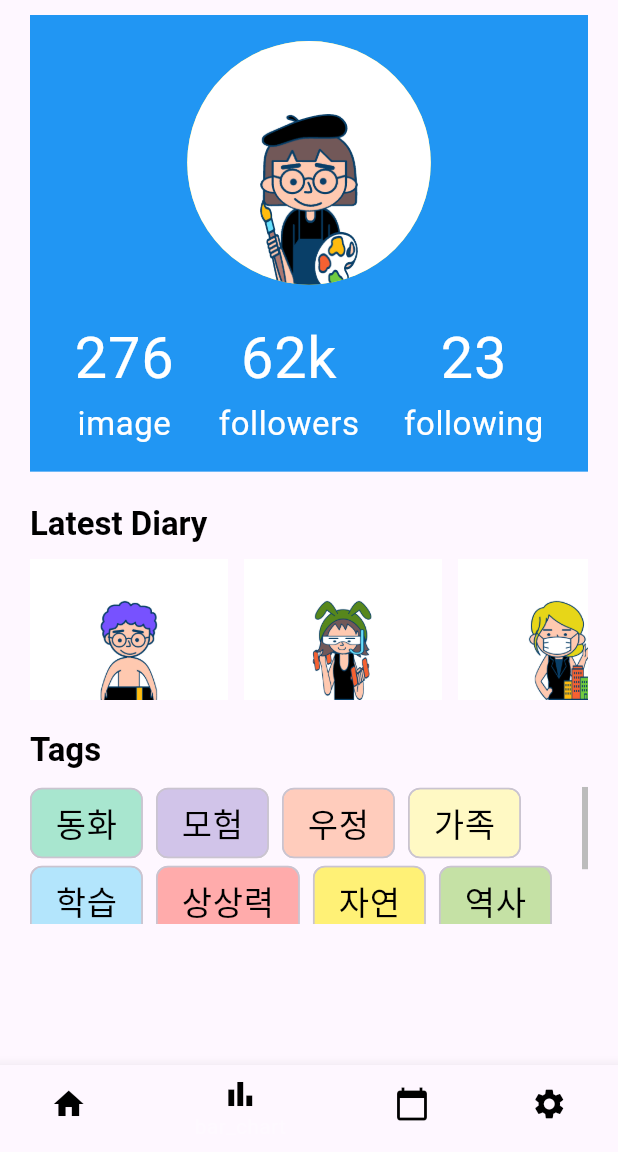
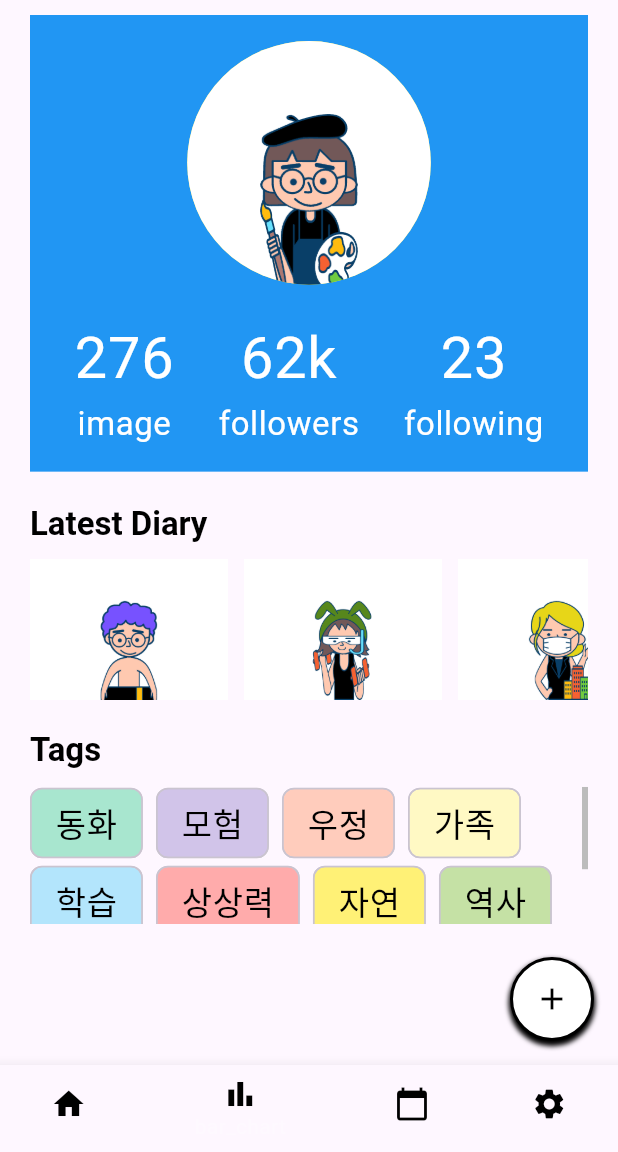
Before and after one commit to donghyukkil/Flutter_Growing_Tales, a Flutter app: the screen it shows after launch, item 2 of the bottom bar chosen, on a phone screen of 412 x 824 dp, the part 84-1236 px from its top. Run offline on Flutter 3.47's test engine with Material 3 defaults, Android fonts, the phone set to English and light mode, and no system bars; our stand-ins replace flutter_screenutil, google_fonts.

Commit message:
feat: Floating button 추가

```diff
--- a/lib/main.dart
+++ b/lib/main.dart
@@ -2,10 +2,11 @@ import 'package:flutter/material.dart';
 import 'package:flutter_screenutil/flutter_screenutil.dart';
 
 import '/core/theme/app_theme.dart';
-import '../ui/views/landing_screen.dart';
-import '../ui/views/profile_screen.dart';
-import '../ui/views/follows_screen.dart';
 import '/core/widgets/custom_bottom_navigation_bar.dart';
+import 'ui/views/statistics_screen.dart';
+import 'ui/views/landing_screen.dart';
+import 'ui/views/profile_screen.dart';
+import 'ui/views/follows_screen.dart';
 
 void main() {
   runApp(const MyApp());
@@ -21,7 +22,7 @@ class MyApp extends StatefulWidget {
 class _MyAppState extends State<MyApp> {
   int _currentIndex = 0;
   final List<Widget> _pages = [
-    LandingPage(),
+    StatisticsScreen(),
     ProfileScreen(),
     FollowsScreen(),
   ];
@@ -54,6 +55,42 @@ class _MyAppState extends State<MyApp> {
                 currentIndex: _currentIndex,
                 onTap: _onTabTapped,
               ),
+              floatingActionButton: Container(
+                width: 56,
+                height: 56,
+                decoration: BoxDecoration(
+                    color: Colors.white,
+                    shape: BoxShape.circle,
+                    border: Border.all(
+                      color: Colors.black,
+                      width: 2.0,
+                    ),
+                    boxShadow: [
+                      BoxShadow(
+                        color: Colors.black,
+                        offset: Offset(
+                          0,
+                          2.5,
+                        ),
+                        blurRadius: 2.0,
+                        spreadRadius: 1.0,
+                      )
+                    ]),
+                child: FloatingActionButton(
+                  onPressed: () {
+                    print(
+                      'Create new diary',
+                    );
+                  },
+                  backgroundColor: Colors
+                      .transparent, // Set to transparent to show custom color
+                  elevation: 0, // Remove default FAB shadow
+                  child: Icon(
+                    Icons.add,
+                    color: Colors.black,
+                  ),
+                ),
+              ),
             ),
           );
         });
```
